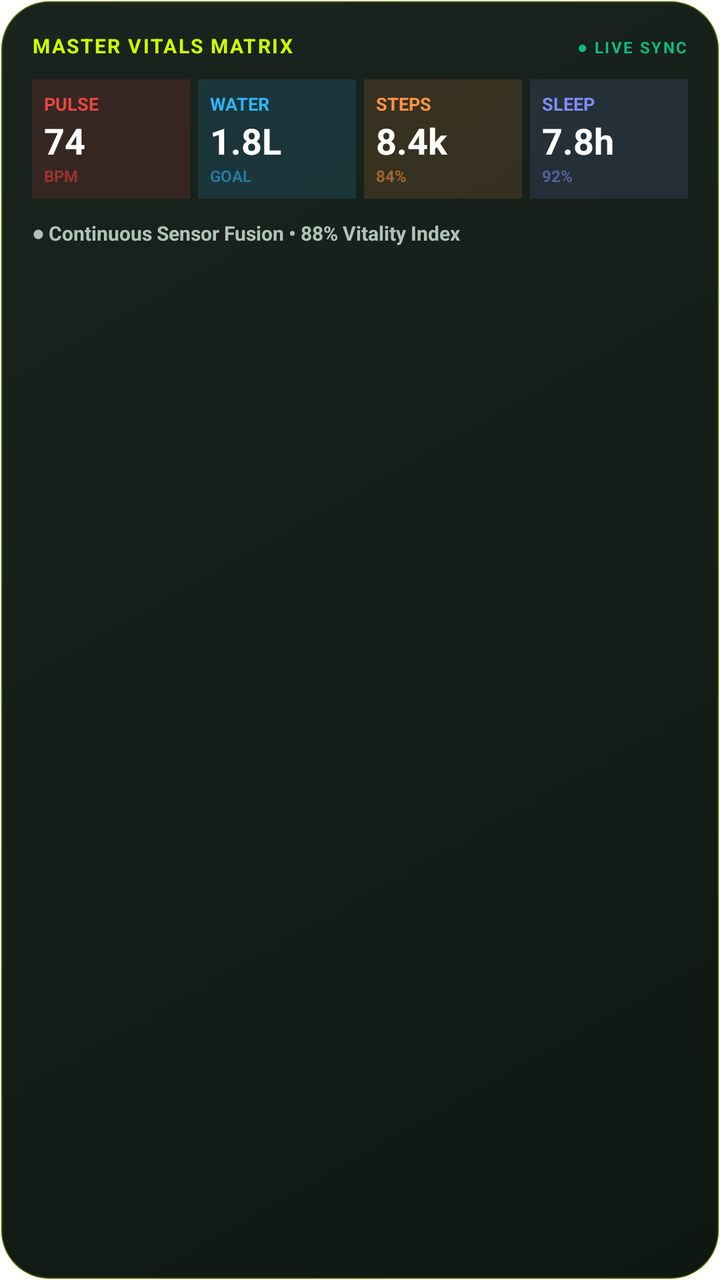
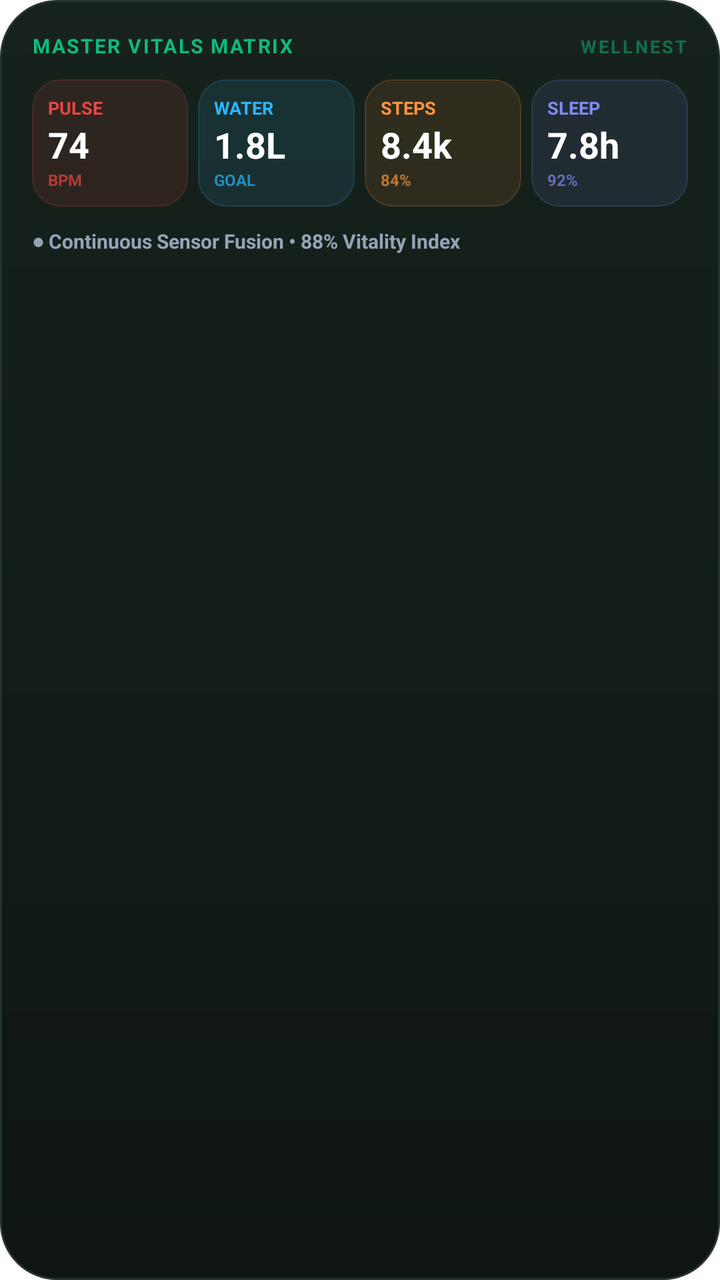

The first picture is an Android layout as it rendered before a commit; the second is the same layout after the commit. The layout source and the unified diff follow.
<!-- AndroidManifest.xml: fallback theme Theme.MaterialComponents.DayNight.NoActionBar -->
<!-- res/layout/widget_master_vitals.xml -->
<?xml version="1.0" encoding="utf-8"?>
<LinearLayout xmlns:android="http://schemas.android.com/apk/res/android"
    android:id="@+id/widget_master_root"
    android:layout_width="match_parent"
    android:layout_height="match_parent"
    android:background="@drawable/widget_background"
    android:orientation="vertical"
    android:padding="16dp">

    
    <LinearLayout
        android:layout_width="match_parent"
        android:layout_height="wrap_content"
        android:orientation="horizontal">
        <TextView
            android:id="@+id/widget_master_title"
            android:layout_width="0dp"
            android:layout_height="wrap_content"
            android:layout_weight="1"
            android:text="MASTER VITALS MATRIX"
            android:textColor="#CCFF00"
            android:textSize="10sp"
            android:textStyle="bold"
            android:letterSpacing="0.08" />
        <TextView
            android:layout_width="wrap_content"
            android:layout_height="wrap_content"
            android:text="● LIVE SYNC"
            android:textColor="#10B981"
            android:textSize="8sp"
            android:textStyle="bold"
            android:letterSpacing="0.1" />
    </LinearLayout>

    
    <LinearLayout
        android:layout_width="match_parent"
        android:layout_height="wrap_content"
        android:layout_marginTop="10dp"
        android:orientation="horizontal"
        android:weightSum="4">

        
        <LinearLayout
            android:layout_width="0dp"
            android:layout_height="wrap_content"
            android:layout_marginEnd="4dp"
            android:layout_weight="1"
            android:background="#22EF4444"
            android:orientation="vertical"
            android:padding="6dp">
            <TextView
                android:layout_width="wrap_content"
                android:layout_height="wrap_content"
                android:text="PULSE"
                android:textColor="#EF4444"
                android:textSize="9sp"
                android:textStyle="bold" />
            <TextView
                android:id="@+id/widget_master_bpm"
                android:layout_width="wrap_content"
                android:layout_height="wrap_content"
                android:text="74"
                android:textColor="#FFFFFF"
                android:textSize="18sp"
                android:textStyle="bold" />
            <TextView
                android:layout_width="wrap_content"
                android:layout_height="wrap_content"
                android:text="BPM"
                android:textColor="#88EF4444"
                android:textSize="8sp"
                android:textStyle="bold" />
        </LinearLayout>

        
        <LinearLayout
            android:layout_width="0dp"
            android:layout_height="wrap_content"
            android:layout_marginEnd="4dp"
            android:layout_weight="1"
            android:background="#222EB5FA"
            android:orientation="vertical"
            android:padding="6dp">
            <TextView
                android:layout_width="wrap_content"
                android:layout_height="wrap_content"
                android:text="WATER"
                android:textColor="#2EB5FA"
                android:textSize="9sp"
                android:textStyle="bold" />
            <TextView
                android:id="@+id/widget_master_water"
                android:layout_width="wrap_content"
                android:layout_height="wrap_content"
                android:text="1.8L"
                android:textColor="#FFFFFF"
                android:textSize="18sp"
                android:textStyle="bold" />
            <TextView
                android:layout_width="wrap_content"
                android:layout_height="wrap_content"
                android:text="GOAL"
                android:textColor="#882EB5FA"
                android:textSize="8sp"
                android:textStyle="bold" />
        </LinearLayout>

        
        <LinearLayout
            android:layout_width="0dp"
            android:layout_height="wrap_content"
            android:layout_marginEnd="4dp"
            android:layout_weight="1"
            android:background="#22FF9442"
            android:orientation="vertical"
            android:padding="6dp">
            <TextView
                android:layout_width="wrap_content"
                android:layout_height="wrap_content"
                android:text="STEPS"
                android:textColor="#FF9442"
                android:textSize="9sp"
                android:textStyle="bold" />
            <TextView
                android:id="@+id/widget_master_steps"
                android:layout_width="wrap_content"
                android:layout_height="wrap_content"
                android:text="8.4k"
                android:textColor="#FFFFFF"
                android:textSize="18sp"
                android:textStyle="bold" />
            <TextView
                android:layout_width="wrap_content"
                android:layout_height="wrap_content"
                android:text="84%"
                android:textColor="#88FF9442"
                android:textSize="8sp"
                android:textStyle="bold" />
        </LinearLayout>

        
        <LinearLayout
            android:layout_width="0dp"
            android:layout_height="wrap_content"
            android:layout_weight="1"
            android:background="#22818CF8"
            android:orientation="vertical"
            android:padding="6dp">
            <TextView
                android:layout_width="wrap_content"
                android:layout_height="wrap_content"
                android:text="SLEEP"
                android:textColor="#818CF8"
                android:textSize="9sp"
                android:textStyle="bold" />
            <TextView
                android:id="@+id/widget_master_sleep"
                android:layout_width="wrap_content"
                android:layout_height="wrap_content"
                android:text="7.8h"
                android:textColor="#FFFFFF"
                android:textSize="18sp"
                android:textStyle="bold" />
            <TextView
                android:layout_width="wrap_content"
                android:layout_height="wrap_content"
                android:text="92%"
                android:textColor="#88818CF8"
                android:textSize="8sp"
                android:textStyle="bold" />
        </LinearLayout>
    </LinearLayout>

    
    <TextView
        android:layout_width="wrap_content"
        android:layout_height="wrap_content"
        android:layout_marginTop="10dp"
        android:text="● Continuous Sensor Fusion • 88% Vitality Index"
        android:textColor="#B0C2B6"
        android:textSize="10sp"
        android:textStyle="bold" />
</LinearLayout>
<!-- resources referenced by this layout -->
<resources>
  <!-- drawable widget_background (drawable) -->
  <?xml version="1.0" encoding="utf-8"?>
  <shape xmlns:android="http://schemas.android.com/apk/res/android"
      android:shape="rectangle">
      <corners android:radius="24dp" />
      <gradient
          android:angle="315"
          android:startColor="#1A241E"
          android:endColor="#0F1712"
          android:type="linear" />
      <stroke android:width="1.2dp" android:color="#33CCFF00" />
  </shape>
</resources>

<!-- the commit's change to res/layout/widget_master_vitals.xml (unified diff, before → after) -->
@@ -18,18 +18,18 @@
             android:layout_height="wrap_content"
             android:layout_weight="1"
             android:text="MASTER VITALS MATRIX"
-            android:textColor="#CCFF00"
+            android:textColor="#10B981"
             android:textSize="10sp"
             android:textStyle="bold"
             android:letterSpacing="0.08" />
         <TextView
             android:layout_width="wrap_content"
             android:layout_height="wrap_content"
-            android:text="● LIVE SYNC"
-            android:textColor="#10B981"
-            android:textSize="8sp"
+            android:text="WELLNEST"
+            android:textColor="#8010B981"
+            android:textSize="9sp"
             android:textStyle="bold"
-            android:letterSpacing="0.1" />
+            android:letterSpacing="0.12" />
     </LinearLayout>
 
     
@@ -44,11 +44,11 @@
         <LinearLayout
             android:layout_width="0dp"
             android:layout_height="wrap_content"
-            android:layout_marginEnd="4dp"
+            android:layout_marginEnd="5dp"
             android:layout_weight="1"
-            android:background="#22EF4444"
+            android:background="@drawable/widget_subcard_pulse"
             android:orientation="vertical"
-            android:padding="6dp">
+            android:padding="8dp">
             <TextView
                 android:layout_width="wrap_content"
                 android:layout_height="wrap_content"
@@ -68,7 +68,7 @@
                 android:layout_width="wrap_content"
                 android:layout_height="wrap_content"
                 android:text="BPM"
-                android:textColor="#88EF4444"
+                android:textColor="#B0EF4444"
                 android:textSize="8sp"
                 android:textStyle="bold" />
         </LinearLayout>
@@ -77,11 +77,11 @@
         <LinearLayout
             android:layout_width="0dp"
             android:layout_height="wrap_content"
-            android:layout_marginEnd="4dp"
+            android:layout_marginEnd="5dp"
             android:layout_weight="1"
-            android:background="#222EB5FA"
+            android:background="@drawable/widget_subcard_water"
             android:orientation="vertical"
-            android:padding="6dp">
+            android:padding="8dp">
             <TextView
                 android:layout_width="wrap_content"
                 android:layout_height="wrap_content"
@@ -101,7 +101,7 @@
                 android:layout_width="wrap_content"
                 android:layout_height="wrap_content"
                 android:text="GOAL"
-                android:textColor="#882EB5FA"
+                android:textColor="#B02EB5FA"
                 android:textSize="8sp"
                 android:textStyle="bold" />
         </LinearLayout>
@@ -110,11 +110,11 @@
         <LinearLayout
             android:layout_width="0dp"
             android:layout_height="wrap_content"
-            android:layout_marginEnd="4dp"
+            android:layout_marginEnd="5dp"
             android:layout_weight="1"
-            android:background="#22FF9442"
+            android:background="@drawable/widget_subcard_steps"
             android:orientation="vertical"
-            android:padding="6dp">
+            android:padding="8dp">
             <TextView
                 android:layout_width="wrap_content"
                 android:layout_height="wrap_content"
@@ -134,7 +134,7 @@
                 android:layout_width="wrap_content"
                 android:layout_height="wrap_content"
                 android:text="84%"
-                android:textColor="#88FF9442"
+                android:textColor="#B0FF9442"
                 android:textSize="8sp"
                 android:textStyle="bold" />
         </LinearLayout>
@@ -144,9 +144,9 @@
             android:layout_width="0dp"
             android:layout_height="wrap_content"
             android:layout_weight="1"
-            android:background="#22818CF8"
+            android:background="@drawable/widget_subcard_sleep"
             android:orientation="vertical"
-            android:padding="6dp">
+            android:padding="8dp">
             <TextView
                 android:layout_width="wrap_content"
                 android:layout_height="wrap_content"
@@ -166,7 +166,7 @@
                 android:layout_width="wrap_content"
                 android:layout_height="wrap_content"
                 android:text="92%"
-                android:textColor="#88818CF8"
+                android:textColor="#B0818CF8"
                 android:textSize="8sp"
                 android:textStyle="bold" />
         </LinearLayout>
@@ -178,7 +178,7 @@
         android:layout_height="wrap_content"
         android:layout_marginTop="10dp"
         android:text="● Continuous Sensor Fusion • 88% Vitality Index"
-        android:textColor="#B0C2B6"
+        android:textColor="#94A3B8"
         android:textSize="10sp"
         android:textStyle="bold" />
 </LinearLayout>
<!-- resource entries referenced after the edit -->
@@ -4,13 +4,45 @@
   <?xml version="1.0" encoding="utf-8"?>
   <shape xmlns:android="http://schemas.android.com/apk/res/android"
       android:shape="rectangle">
-      <corners android:radius="24dp" />
+      <corners android:radius="28dp" />
       <gradient
-          android:angle="315"
-          android:startColor="#1A241E"
-          android:endColor="#0F1712"
+          android:angle="270"
+          android:startColor="#17221C"
+          android:endColor="#0F1612"
           android:type="linear" />
-      <stroke android:width="1.2dp" android:color="#33CCFF00" />
+      <stroke android:width="1dp" android:color="#243429" />
+  </shape>
+  <!-- drawable widget_subcard_pulse (drawable) -->
+  <?xml version="1.0" encoding="utf-8"?>
+  <shape xmlns:android="http://schemas.android.com/apk/res/android"
+      android:shape="rectangle">
+      <corners android:radius="14dp" />
+      <solid android:color="#1AEF4444" />
+      <stroke android:width="0.8dp" android:color="#33EF4444" />
+  </shape>
+  <!-- drawable widget_subcard_sleep (drawable) -->
+  <?xml version="1.0" encoding="utf-8"?>
+  <shape xmlns:android="http://schemas.android.com/apk/res/android"
+      android:shape="rectangle">
+      <corners android:radius="14dp" />
+      <solid android:color="#1A818CF8" />
+      <stroke android:width="0.8dp" android:color="#33818CF8" />
+  </shape>
+  <!-- drawable widget_subcard_steps (drawable) -->
+  <?xml version="1.0" encoding="utf-8"?>
+  <shape xmlns:android="http://schemas.android.com/apk/res/android"
+      android:shape="rectangle">
+      <corners android:radius="14dp" />
+      <solid android:color="#1AFF9442" />
+      <stroke android:width="0.8dp" android:color="#33FF9442" />
+  </shape>
+  <!-- drawable widget_subcard_water (drawable) -->
+  <?xml version="1.0" encoding="utf-8"?>
+  <shape xmlns:android="http://schemas.android.com/apk/res/android"
+      android:shape="rectangle">
+      <corners android:radius="14dp" />
+      <solid android:color="#1A2EB5FA" />
+      <stroke android:width="0.8dp" android:color="#332EB5FA" />
   </shape>
 </resources>
 
